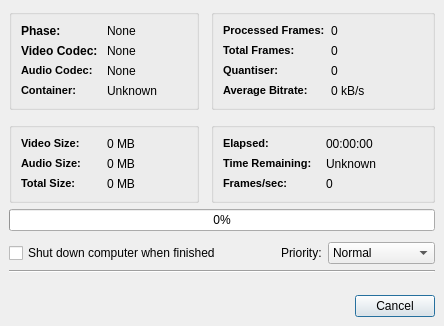
First picture: the form in branches/avidemux_2.5_branch_gruntster/avidemux/ADM_userInterfaces/ADM_QT4/ADM_dialog/encoding.ui, repository BackupTheBerlios/avidemux-svn, before the edit.
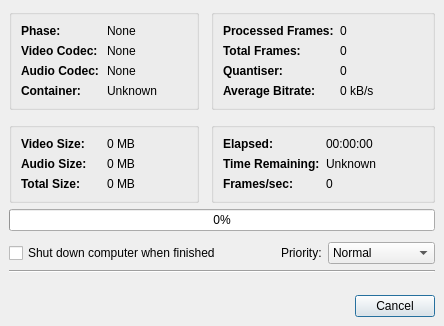
Second picture: the form after the edit.

Patch:
```diff
--- a/branches/avidemux_2.5_branch_gruntster/avidemux/ADM_userInterfaces/ADM_QT4/ADM_dialog/encoding.ui
+++ b/branches/avidemux_2.5_branch_gruntster/avidemux/ADM_userInterfaces/ADM_QT4/ADM_dialog/encoding.ui
@@ -150,11 +150,14 @@
           </item>
           <item row="3" column="0" >
            <widget class="QLabel" name="label_8" >
+            <property name="font" >
+             <font>
+              <weight>75</weight>
+              <bold>true</bold>
+             </font>
+            </property>
             <property name="text" >
-             <string>&lt;html>&lt;head>&lt;meta name="qrichtext" content="1" />&lt;style type="text/css">
-p, li { white-space: pre-wrap; }
-&lt;/style>&lt;/head>&lt;body style=" font-family:'MS Shell Dlg 2'; font-size:8.25pt; font-weight:400; font-style:normal; text-decoration:none;">
-&lt;p style=" margin-top:0px; margin-bottom:0px; margin-left:0px; margin-right:0px; -qt-block-indent:0; text-indent:0px;">&lt;span style=" font-size:8pt; font-weight:600;">Container:&lt;/span>&lt;/p>&lt;/body>&lt;/html></string>
+             <string>Container:</string>
             </property>
            </widget>
           </item>
@@ -167,11 +170,14 @@
           </item>
           <item row="2" column="0" >
            <widget class="QLabel" name="label_6" >
+            <property name="font" >
+             <font>
+              <weight>75</weight>
+              <bold>true</bold>
+             </font>
+            </property>
             <property name="text" >
-             <string>&lt;html>&lt;head>&lt;meta name="qrichtext" content="1" />&lt;style type="text/css">
-p, li { white-space: pre-wrap; }
-&lt;/style>&lt;/head>&lt;body style=" font-family:'MS Shell Dlg 2'; font-size:8.25pt; font-weight:400; font-style:normal; text-decoration:none;">
-&lt;p style=" margin-top:0px; margin-bottom:0px; margin-left:0px; margin-right:0px; -qt-block-indent:0; text-indent:0px;">&lt;span style=" font-size:8pt; font-weight:600;">Audio Codec:&lt;/span>&lt;/p>&lt;/body>&lt;/html></string>
+             <string>Audio Codec:</string>
             </property>
            </widget>
           </item>
@@ -237,31 +243,40 @@
           </item>
           <item row="0" column="0" >
            <widget class="QLabel" name="label_24" >
+            <property name="font" >
+             <font>
+              <weight>75</weight>
+              <bold>true</bold>
+             </font>
+            </property>
             <property name="text" >
-             <string>&lt;html>&lt;head>&lt;meta name="qrichtext" content="1" />&lt;style type="text/css">
-p, li { white-space: pre-wrap; }
-&lt;/style>&lt;/head>&lt;body style=" font-family:'MS Shell Dlg 2'; font-size:8.25pt; font-weight:400; font-style:normal; text-decoration:none;">
-&lt;p style=" margin-top:0px; margin-bottom:0px; margin-left:0px; margin-right:0px; -qt-block-indent:0; text-indent:0px;">&lt;span style=" font-size:8pt; font-weight:600;">Elapsed:&lt;/span>&lt;/p>&lt;/body>&lt;/html></string>
+             <string>Elapsed:</string>
             </property>
            </widget>
           </item>
           <item row="1" column="0" >
            <widget class="QLabel" name="label_26" >
+            <property name="font" >
+             <font>
+              <weight>75</weight>
+              <bold>true</bold>
+             </font>
+            </property>
             <property name="text" >
-             <string>&lt;html>&lt;head>&lt;meta name="qrichtext" content="1" />&lt;style type="text/css">
-p, li { white-space: pre-wrap; }
-&lt;/style>&lt;/head>&lt;body style=" font-family:'MS Shell Dlg 2'; font-size:8.25pt; font-weight:400; font-style:normal; text-decoration:none;">
-&lt;p style=" margin-top:0px; margin-bottom:0px; margin-left:0px; margin-right:0px; -qt-block-indent:0; text-indent:0px;">&lt;span style=" font-size:8pt; font-weight:600;">Time Remaining:&lt;/span>&lt;/p>&lt;/body>&lt;/html></string>
+             <string>Time Remaining:</string>
             </property>
            </widget>
           </item>
           <item row="2" column="0" >
            <widget class="QLabel" name="label_28" >
+            <property name="font" >
+             <font>
+              <weight>75</weight>
+              <bold>true</bold>
+             </font>
+            </property>
             <property name="text" >
-             <string>&lt;html>&lt;head>&lt;meta name="qrichtext" content="1" />&lt;style type="text/css">
-p, li { white-space: pre-wrap; }
-&lt;/style>&lt;/head>&lt;body style=" font-family:'MS Shell Dlg 2'; font-size:8.25pt; font-weight:400; font-style:normal; text-decoration:none;">
-&lt;p style=" margin-top:0px; margin-bottom:0px; margin-left:0px; margin-right:0px; -qt-block-indent:0; text-indent:0px;">&lt;span style=" font-size:8pt; font-weight:600;">Frames/sec:&lt;/span>&lt;/p>&lt;/body>&lt;/html></string>
+             <string>Frames/sec:</string>
             </property>
            </widget>
           </item>
@@ -313,11 +328,14 @@
           </item>
           <item row="2" column="0" >
            <widget class="QLabel" name="label_22" >
+            <property name="font" >
+             <font>
+              <weight>75</weight>
+              <bold>true</bold>
+             </font>
+            </property>
             <property name="text" >
-             <string>&lt;html>&lt;head>&lt;meta name="qrichtext" content="1" />&lt;style type="text/css">
-p, li { white-space: pre-wrap; }
-&lt;/style>&lt;/head>&lt;body style=" font-family:'MS Shell Dlg 2'; font-size:8.25pt; font-weight:400; font-style:normal; text-decoration:none;">
-&lt;p style=" margin-top:0px; margin-bottom:0px; margin-left:0px; margin-right:0px; -qt-block-indent:0; text-indent:0px;">&lt;span style=" font-size:8pt; font-weight:600;">Total Size:&lt;/span>&lt;/p>&lt;/body>&lt;/html></string>
+             <string>Total Size:</string>
             </property>
            </widget>
           </item>
@@ -330,11 +348,14 @@
           </item>
           <item row="1" column="0" >
            <widget class="QLabel" name="label_20" >
+            <property name="font" >
+             <font>
+              <weight>75</weight>
+              <bold>true</bold>
+             </font>
+            </property>
             <property name="text" >
-             <string>&lt;html>&lt;head>&lt;meta name="qrichtext" content="1" />&lt;style type="text/css">
-p, li { white-space: pre-wrap; }
-&lt;/style>&lt;/head>&lt;body style=" font-family:'MS Shell Dlg 2'; font-size:8.25pt; font-weight:400; font-style:normal; text-decoration:none;">
-&lt;p style=" margin-top:0px; margin-bottom:0px; margin-left:0px; margin-right:0px; -qt-block-indent:0; text-indent:0px;">&lt;span style=" font-size:8pt; font-weight:600;">Audio Size:&lt;/span>&lt;/p>&lt;/body>&lt;/html></string>
+             <string>Audio Size:</string>
             </property>
            </widget>
           </item>
@@ -350,11 +371,14 @@
           </item>
           <item row="0" column="0" >
            <widget class="QLabel" name="label_18" >
+            <property name="font" >
+             <font>
+              <weight>75</weight>
+              <bold>true</bold>
+             </font>
+            </property>
             <property name="text" >
-             <string>&lt;html>&lt;head>&lt;meta name="qrichtext" content="1" />&lt;style type="text/css">
-p, li { white-space: pre-wrap; }
-&lt;/style>&lt;/head>&lt;body style=" font-family:'MS Shell Dlg 2'; font-size:8.25pt; font-weight:400; font-style:normal; text-decoration:none;">
-&lt;p style=" margin-top:0px; margin-bottom:0px; margin-left:0px; margin-right:0px; -qt-block-indent:0; text-indent:0px;">&lt;span style=" font-size:8pt; font-weight:600;">Video Size:&lt;/span>&lt;/p>&lt;/body>&lt;/html></string>
+             <string>Video Size:</string>
             </property>
            </widget>
           </item>
@@ -399,21 +423,27 @@
           </property>
           <item row="0" column="0" >
            <widget class="QLabel" name="label_10" >
+            <property name="font" >
+             <font>
+              <weight>75</weight>
+              <bold>true</bold>
+             </font>
+            </property>
             <property name="text" >
-             <string>&lt;html>&lt;head>&lt;meta name="qrichtext" content="1" />&lt;style type="text/css">
-p, li { white-space: pre-wrap; }
-&lt;/style>&lt;/head>&lt;body style=" font-family:'MS Shell Dlg 2'; font-size:8.25pt; font-weight:400; font-style:normal; text-decoration:none;">
-&lt;p style=" margin-top:0px; margin-bottom:0px; margin-left:0px; margin-right:0px; -qt-block-indent:0; text-indent:0px;">&lt;span style=" font-size:8pt; font-weight:600;">Processed Frames:&lt;/span>&lt;/p>&lt;/body>&lt;/html></string>
+             <string>Processed Frames:</string>
             </property>
            </widget>
           </item>
           <item row="1" column="0" >
            <widget class="QLabel" name="label_12" >
+            <property name="font" >
+             <font>
+              <weight>75</weight>
+              <bold>true</bold>
+             </font>
+            </property>
             <property name="text" >
-             <string>&lt;html>&lt;head>&lt;meta name="qrichtext" content="1" />&lt;style type="text/css">
-p, li { white-space: pre-wrap; }
-&lt;/style>&lt;/head>&lt;body style=" font-family:'MS Shell Dlg 2'; font-size:8.25pt; font-weight:400; font-style:normal; text-decoration:none;">
-&lt;p style=" margin-top:0px; margin-bottom:0px; margin-left:0px; margin-right:0px; -qt-block-indent:0; text-indent:0px;">&lt;span style=" font-size:8pt; font-weight:600;">Total Frames:&lt;/span>&lt;/p>&lt;/body>&lt;/html></string>
+             <string>Total Frames:</string>
             </property>
            </widget>
           </item>
@@ -436,11 +466,14 @@
           </item>
           <item row="3" column="0" >
            <widget class="QLabel" name="label_16" >
+            <property name="font" >
+             <font>
+              <weight>75</weight>
+              <bold>true</bold>
+             </font>
+            </property>
             <property name="text" >
-             <string>&lt;html>&lt;head>&lt;meta name="qrichtext" content="1" />&lt;style type="text/css">
-p, li { white-space: pre-wrap; }
-&lt;/style>&lt;/head>&lt;body style=" font-family:'MS Shell Dlg 2'; font-size:8.25pt; font-weight:400; font-style:normal; text-decoration:none;">
-&lt;p style=" margin-top:0px; margin-bottom:0px; margin-left:0px; margin-right:0px; -qt-block-indent:0; text-indent:0px;">&lt;span style=" font-size:8pt; font-weight:600;">Average Bitrate:&lt;/span>&lt;/p>&lt;/body>&lt;/html></string>
+             <string>Average Bitrate:</string>
             </property>
            </widget>
           </item>
@@ -453,11 +486,14 @@
           </item>
           <item row="2" column="0" >
            <widget class="QLabel" name="label_14" >
+            <property name="font" >
+             <font>
+              <weight>75</weight>
+              <bold>true</bold>
+             </font>
+            </property>
             <property name="text" >
-             <string>&lt;html>&lt;head>&lt;meta name="qrichtext" content="1" />&lt;style type="text/css">
-p, li { white-space: pre-wrap; }
-&lt;/style>&lt;/head>&lt;body style=" font-family:'MS Shell Dlg 2'; font-size:8.25pt; font-weight:400; font-style:normal; text-decoration:none;">
-&lt;p style=" margin-top:0px; margin-bottom:0px; margin-left:0px; margin-right:0px; -qt-block-indent:0; text-indent:0px;">&lt;span style=" font-size:8pt; font-weight:600;">Quantiser:&lt;/span>&lt;/p>&lt;/body>&lt;/html></string>
+             <string>Quantiser:</string>
             </property>
            </widget>
           </item>
```
